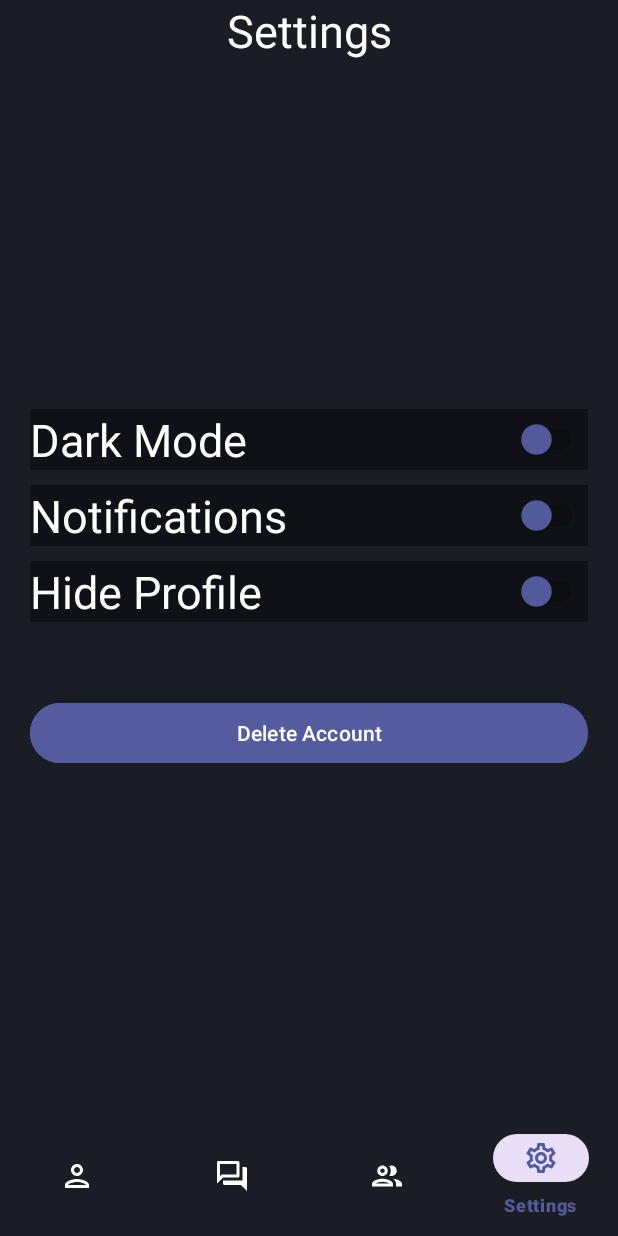
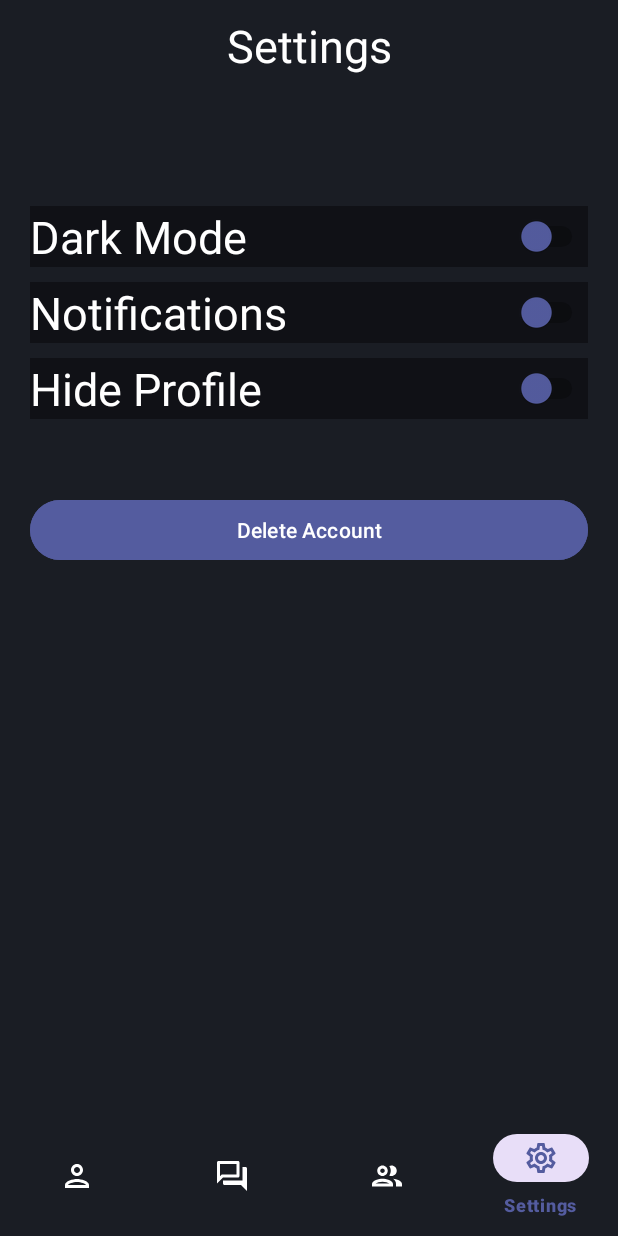
Before and after one commit to arfaomar/plusREP, an Android app: the Settings screen opened directly, with no data from a screen before it, on a phone screen of 412 x 824 dp. Run offline under Robolectric (Android 15) with nearby library versions, the phone set to English and light mode, and no system bars.

Commit message:
updated settings

```diff
--- a/app/src/main/res/layout/activity_settings.xml
+++ b/app/src/main/res/layout/activity_settings.xml
@@ -37,6 +37,7 @@
         android:textAlignment="center"
         android:textColor="@color/white"
         android:textSize="30sp"
+        android:layout_marginTop="10dp"
         app:layout_constraintBottom_toBottomOf="parent"
         app:layout_constraintEnd_toEndOf="parent"
         app:layout_constraintHorizontal_bias="0.52"
@@ -46,70 +47,72 @@
 
     <LinearLayout
         android:layout_width="match_parent"
-        android:layout_height="wrap_content"
-        android:layout_marginStart="20dp"
-        android:layout_marginEnd="20dp"
+        android:layout_height="550dp"
         android:orientation="vertical"
-        app:layout_constraintBottom_toTopOf="@id/bottomNavbar"
+        android:layout_marginRight="20dp"
+        android:layout_marginLeft="20dp"
+        app:layout_constraintBottom_toBottomOf="@+id/bottomNavbar"
         app:layout_constraintEnd_toEndOf="parent"
         app:layout_constraintStart_toStartOf="parent"
-        app:layout_constraintTop_toBottomOf="@id/ScreenName"
-        app:layout_goneMarginTop="0dp"
-        app:layout_goneMarginBottom="0dp">
+        app:layout_constraintTop_toTopOf="parent"
+        app:layout_goneMarginBottom="0dp"
+        app:layout_goneMarginTop="0dp">
 
         <Switch
             android:id="@+id/darkModeSwitch"
             android:layout_width="match_parent"
-            android:layout_height="match_parent"
+            android:layout_height="wrap_content"
             android:background="@color/plusRepContainer"
             android:text="@string/dark_mode"
             android:textColor="@color/white"
             android:textSize="30sp"
             android:thumbTint="@color/plusRepPurple" />
 
+
         <Space
             android:layout_width="match_parent"
-            android:minHeight="20dp"
-            android:layout_height="10dp"/>
+            android:layout_height="10dp"
+            android:minHeight="20dp" />
 
         <Switch
             android:id="@+id/notificationsSwitch"
             android:layout_width="match_parent"
-            android:layout_height="match_parent"
+            android:layout_height="wrap_content"
+            android:background="@color/plusRepContainer"
             android:text="@string/notifications"
             android:textColor="@color/white"
-            android:background="@color/plusRepContainer"
-            android:thumbTint="@color/plusRepPurple"
-            android:textSize="30sp" />
+            android:textSize="30sp"
+            android:thumbTint="@color/plusRepPurple" />
 
         <Space
             android:layout_width="match_parent"
-            android:minHeight="20dp"
-            android:layout_height="10dp" />
+            android:layout_height="10dp"
+            android:minHeight="20dp" />
 
         <Switch
             android:id="@+id/hideProfileSwitch"
             android:layout_width="match_parent"
-            android:layout_height="match_parent"
+            android:layout_height="wrap_content"
+            android:background="@color/plusRepContainer"
             android:text="@string/hide_profile"
             android:textColor="@color/white"
-            android:background="@color/plusRepContainer"
-            android:thumbTint="@color/plusRepPurple"
-            android:textSize="30sp" />
+            android:textSize="30sp"
+            android:thumbTint="@color/plusRepPurple" />
 
         <Space
             android:layout_width="match_parent"
-            android:layout_height="50dp"
-
-            />
+            android:layout_height="50dp"/>
 
         <Button
+
             android:layout_width="match_parent"
             android:layout_height="wrap_content"
             android:layout_marginBottom="0dp"
             android:backgroundTint="@color/plusRepPurple"
             android:text="@string/del_account" />
 
+
+
     </LinearLayout>
 
 </androidx.constraintlayout.widget.ConstraintLayout>
```
